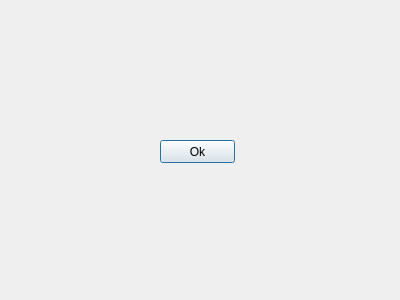
Above: src/fiocruz/flow/qt/ui/FlowDiagramDialogForm.ui from ericabreu82/tv5_flow before the change. Below: the same form after it.
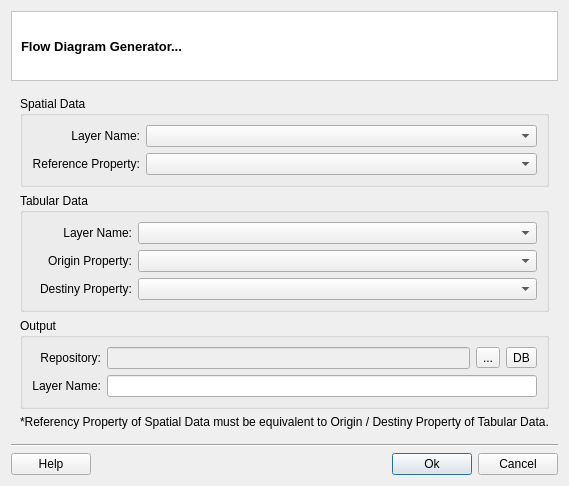
That is the form after the change.

Commit message: create flow diagram interface

```diff
--- a/src/fiocruz/flow/qt/ui/FlowDiagramDialogForm.ui
+++ b/src/fiocruz/flow/qt/ui/FlowDiagramDialogForm.ui
@@ -6,26 +6,378 @@
    <rect>
     <x>0</x>
     <y>0</y>
-    <width>400</width>
-    <height>300</height>
+    <width>526</width>
+    <height>460</height>
    </rect>
   </property>
   <property name="windowTitle">
    <string>Dialog</string>
   </property>
-  <widget class="QPushButton" name="m_okPushButton">
-   <property name="geometry">
-    <rect>
-     <x>160</x>
-     <y>140</y>
-     <width>75</width>
-     <height>23</height>
-    </rect>
-   </property>
-   <property name="text">
-    <string>Ok</string>
-   </property>
-  </widget>
+  <layout class="QGridLayout" name="gridLayout_2">
+   <item row="0" column="0">
+    <layout class="QGridLayout" name="gridLayout">
+     <item row="0" column="0">
+      <widget class="QFrame" name="frame">
+       <property name="minimumSize">
+        <size>
+         <width>0</width>
+         <height>70</height>
+        </size>
+       </property>
+       <property name="styleSheet">
+        <string notr="true">QWidget { background: white }</string>
+       </property>
+       <property name="frameShape">
+        <enum>QFrame::StyledPanel</enum>
+       </property>
+       <property name="frameShadow">
+        <enum>QFrame::Sunken</enum>
+       </property>
+       <layout class="QGridLayout" name="gridLayout_6">
+        <item row="0" column="0">
+         <widget class="QLabel" name="m_titleLabel">
+          <property name="font">
+           <font>
+            <pointsize>10</pointsize>
+            <weight>75</weight>
+            <bold>true</bold>
+           </font>
+          </property>
+          <property name="text">
+           <string>Flow Diagram Generator...</string>
+          </property>
+         </widget>
+        </item>
+       </layout>
+      </widget>
+     </item>
+     <item row="1" column="0">
+      <widget class="QWidget" name="m_widget" native="true">
+       <property name="sizePolicy">
+        <sizepolicy hsizetype="MinimumExpanding" vsizetype="MinimumExpanding">
+         <horstretch>0</horstretch>
+         <verstretch>0</verstretch>
+        </sizepolicy>
+       </property>
+       <layout class="QGridLayout" name="gridLayout_12">
+        <item row="0" column="0">
+         <layout class="QGridLayout" name="gridLayout_11">
+          <item row="0" column="0">
+           <widget class="QGroupBox" name="groupBox">
+            <property name="title">
+             <string>Spatial Data</string>
+            </property>
+            <property name="flat">
+             <bool>true</bool>
+            </property>
+            <layout class="QGridLayout" name="gridLayout_3">
+             <item row="0" column="0">
+              <layout class="QGridLayout" name="gridLayout_4">
+               <item row="0" column="0">
+                <widget class="QLabel" name="label">
+                 <property name="minimumSize">
+                  <size>
+                   <width>100</width>
+                   <height>0</height>
+                  </size>
+                 </property>
+                 <property name="text">
+                  <string>Layer Name:</string>
+                 </property>
+                 <property name="alignment">
+                  <set>Qt::AlignRight|Qt::AlignTrailing|Qt::AlignVCenter</set>
+                 </property>
+                </widget>
+               </item>
+               <item row="0" column="1">
+                <widget class="QComboBox" name="m_spatialLayerComboBox">
+                 <property name="sizePolicy">
+                  <sizepolicy hsizetype="MinimumExpanding" vsizetype="Fixed">
+                   <horstretch>0</horstretch>
+                   <verstretch>0</verstretch>
+                  </sizepolicy>
+                 </property>
+                </widget>
+               </item>
+               <item row="1" column="0">
+                <widget class="QLabel" name="label_2">
+                 <property name="minimumSize">
+                  <size>
+                   <width>100</width>
+                   <height>0</height>
+                  </size>
+                 </property>
+                 <property name="text">
+                  <string>Reference Property:</string>
+                 </property>
+                 <property name="alignment">
+                  <set>Qt::AlignRight|Qt::AlignTrailing|Qt::AlignVCenter</set>
+                 </property>
+                </widget>
+               </item>
+               <item row="1" column="1">
+                <widget class="QComboBox" name="m_spatialPropertyComboBox">
+                 <property name="sizePolicy">
+                  <sizepolicy hsizetype="MinimumExpanding" vsizetype="Fixed">
+                   <horstretch>0</horstretch>
+                   <verstretch>0</verstretch>
+                  </sizepolicy>
+                 </property>
+                </widget>
+               </item>
+              </layout>
+             </item>
+            </layout>
+           </widget>
+          </item>
+          <item row="1" column="0">
+           <widget class="QGroupBox" name="groupBox_2">
+            <property name="title">
+             <string>Tabular Data</string>
+            </property>
+            <property name="flat">
+             <bool>true</bool>
+            </property>
+            <layout class="QGridLayout" name="gridLayout_8">
+             <item row="0" column="0">
+              <layout class="QGridLayout" name="gridLayout_7">
+               <item row="0" column="0">
+                <widget class="QLabel" name="label_3">
+                 <property name="minimumSize">
+                  <size>
+                   <width>100</width>
+                   <height>0</height>
+                  </size>
+                 </property>
+                 <property name="text">
+                  <string>Layer Name:</string>
+                 </property>
+                 <property name="alignment">
+                  <set>Qt::AlignRight|Qt::AlignTrailing|Qt::AlignVCenter</set>
+                 </property>
+                </widget>
+               </item>
+               <item row="0" column="1">
+                <widget class="QComboBox" name="m_tabularLayerComboBox">
+                 <property name="sizePolicy">
+                  <sizepolicy hsizetype="MinimumExpanding" vsizetype="Fixed">
+                   <horstretch>0</horstretch>
+                   <verstretch>0</verstretch>
+                  </sizepolicy>
+                 </property>
+                </widget>
+               </item>
+               <item row="1" column="0">
+                <widget class="QLabel" name="label_5">
+                 <property name="minimumSize">
+                  <size>
+                   <width>100</width>
+                   <height>0</height>
+                  </size>
+                 </property>
+                 <property name="text">
+                  <string>Origin Property:</string>
+                 </property>
+                 <property name="alignment">
+                  <set>Qt::AlignRight|Qt::AlignTrailing|Qt::AlignVCenter</set>
+                 </property>
+                </widget>
+               </item>
+               <item row="1" column="1">
+                <widget class="QComboBox" name="m_tabularOriginComboBox">
+                 <property name="sizePolicy">
+                  <sizepolicy hsizetype="MinimumExpanding" vsizetype="Fixed">
+                   <horstretch>0</horstretch>
+                   <verstretch>0</verstretch>
+                  </sizepolicy>
+                 </property>
+                </widget>
+               </item>
+               <item row="2" column="0">
+                <widget class="QLabel" name="label_6">
+                 <property name="minimumSize">
+                  <size>
+                   <width>100</width>
+                   <height>0</height>
+                  </size>
+                 </property>
+                 <property name="text">
+                  <string>Destiny Property:</string>
+                 </property>
+                 <property name="alignment">
+                  <set>Qt::AlignRight|Qt::AlignTrailing|Qt::AlignVCenter</set>
+                 </property>
+                </widget>
+               </item>
+               <item row="2" column="1">
+                <widget class="QComboBox" name="m_tabularDestinyComboBox">
+                 <property name="sizePolicy">
+                  <sizepolicy hsizetype="MinimumExpanding" vsizetype="Fixed">
+                   <horstretch>0</horstretch>
+                   <verstretch>0</verstretch>
+                  </sizepolicy>
+                 </property>
+                </widget>
+               </item>
+              </layout>
+             </item>
+            </layout>
+           </widget>
+          </item>
+          <item row="2" column="0">
+           <widget class="QGroupBox" name="groupBox_5">
+            <property name="sizePolicy">
+             <sizepolicy hsizetype="Preferred" vsizetype="Preferred">
+              <horstretch>0</horstretch>
+              <verstretch>0</verstretch>
+             </sizepolicy>
+            </property>
+            <property name="title">
+             <string>Output</string>
+            </property>
+            <property name="flat">
+             <bool>true</bool>
+            </property>
+            <layout class="QGridLayout" name="gridLayout_26">
+             <item row="0" column="0">
+              <layout class="QGridLayout" name="gridLayout_27">
+               <item row="0" column="0">
+                <layout class="QGridLayout" name="gridLayout_15">
+                 <item row="0" column="0">
+                  <widget class="QLabel" name="label_12">
+                   <property name="text">
+                    <string>Repository:</string>
+                   </property>
+                   <property name="alignment">
+                    <set>Qt::AlignRight|Qt::AlignTrailing|Qt::AlignVCenter</set>
+                   </property>
+                  </widget>
+                 </item>
+                 <item row="1" column="0">
+                  <widget class="QLabel" name="label_13">
+                   <property name="text">
+                    <string>Layer Name:</string>
+                   </property>
+                   <property name="alignment">
+                    <set>Qt::AlignRight|Qt::AlignTrailing|Qt::AlignVCenter</set>
+                   </property>
+                  </widget>
+                 </item>
+                </layout>
+               </item>
+               <item row="0" column="1">
+                <layout class="QGridLayout" name="gridLayout_28">
+                 <item row="0" column="0">
+                  <layout class="QGridLayout" name="gridLayout_16">
+                   <item row="0" column="0">
+                    <widget class="QLineEdit" name="m_repositoryLineEdit">
+                     <property name="enabled">
+                      <bool>false</bool>
+                     </property>
+                    </widget>
+                   </item>
+                   <item row="0" column="1">
+                    <widget class="QToolButton" name="m_targetFileToolButton">
+                     <property name="minimumSize">
+                      <size>
+                       <width>0</width>
+                       <height>0</height>
+                      </size>
+                     </property>
+                     <property name="text">
+                      <string>...</string>
+                     </property>
+                    </widget>
+                   </item>
+                   <item row="0" column="2">
+                    <widget class="QToolButton" name="m_targetDatasourceToolButton">
+                     <property name="minimumSize">
+                      <size>
+                       <width>0</width>
+                       <height>0</height>
+                      </size>
+                     </property>
+                     <property name="text">
+                      <string>DB</string>
+                     </property>
+                    </widget>
+                   </item>
+                  </layout>
+                 </item>
+                 <item row="1" column="0">
+                  <widget class="QLineEdit" name="m_newLayerNameLineEdit">
+                   <property name="readOnly">
+                    <bool>false</bool>
+                   </property>
+                  </widget>
+                 </item>
+                </layout>
+               </item>
+              </layout>
+             </item>
+            </layout>
+           </widget>
+          </item>
+          <item row="3" column="0">
+           <widget class="QLabel" name="label_7">
+            <property name="text">
+             <string>*Referency Property of Spatial Data must be equivalent to Origin / Destiny Property of Tabular Data.</string>
+            </property>
+           </widget>
+          </item>
+         </layout>
+        </item>
+       </layout>
+      </widget>
+     </item>
+     <item row="2" column="0">
+      <layout class="QGridLayout" name="gridLayout_5">
+       <item row="1" column="2">
+        <widget class="QPushButton" name="m_okPushButton">
+         <property name="text">
+          <string>Ok</string>
+         </property>
+        </widget>
+       </item>
+       <item row="0" column="0" colspan="4">
+        <widget class="Line" name="line">
+         <property name="orientation">
+          <enum>Qt::Horizontal</enum>
+         </property>
+        </widget>
+       </item>
+       <item row="1" column="1">
+        <spacer name="horizontalSpacer">
+         <property name="orientation">
+          <enum>Qt::Horizontal</enum>
+         </property>
+         <property name="sizeHint" stdset="0">
+          <size>
+           <width>40</width>
+           <height>20</height>
+          </size>
+         </property>
+        </spacer>
+       </item>
+       <item row="1" column="3">
+        <widget class="QPushButton" name="m_cancelPushButton">
+         <property name="text">
+          <string>Cancel</string>
+         </property>
+        </widget>
+       </item>
+       <item row="1" column="0">
+        <widget class="QPushButton" name="m_helpPushButton">
+         <property name="text">
+          <string>Help</string>
+         </property>
+        </widget>
+       </item>
+      </layout>
+     </item>
+    </layout>
+   </item>
+  </layout>
  </widget>
  <resources/>
  <connections/>
```
Left out of the diff: 33 changed lines with no effect on the pictures. The commit also changes 2 other files.
